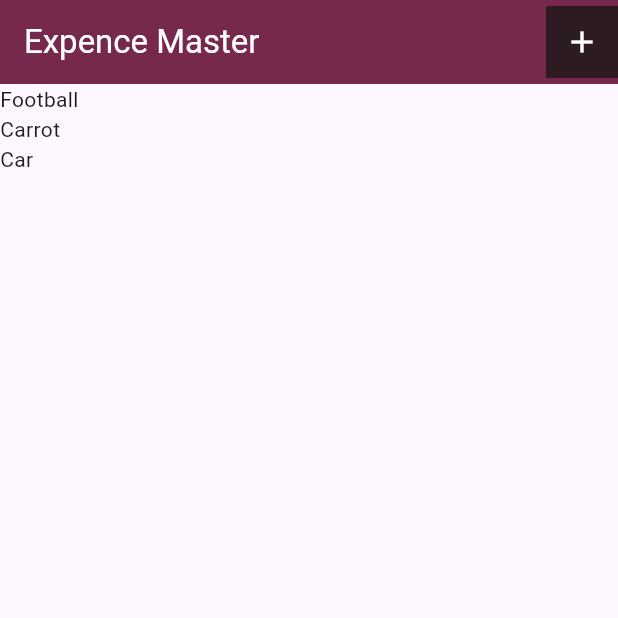
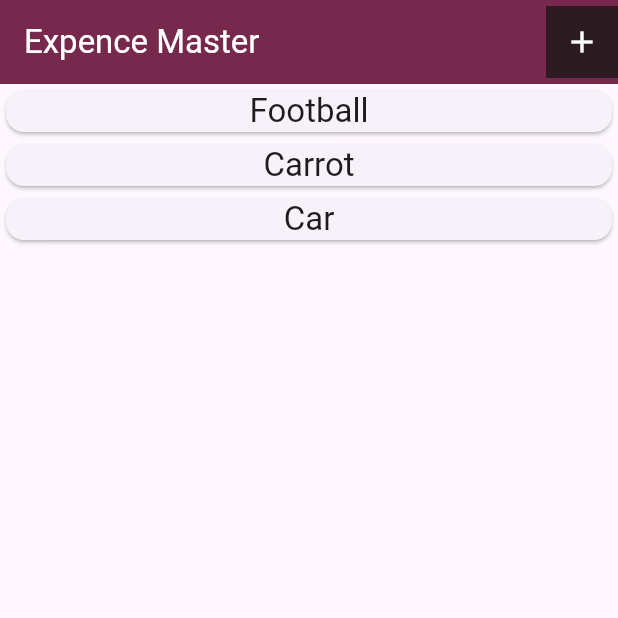
Before and after one commit to ahinsa-1111/flutter_expence_master_app, a Flutter app: the screen it shows after launch, on a phone screen of 412 x 824 dp, the top half of it. Run offline on Flutter 3.47's test engine with Material 3 defaults, Android fonts, the phone set to English and light mode, and no system bars.

Commit message:
commit_08

```diff
--- a/lib/widgets/expence_list.dart
+++ b/lib/widgets/expence_list.dart
@@ -30,7 +30,14 @@ class ExpenceList extends StatelessWidget {
       child: ListView.builder(
         itemCount: expence_list.length,
         itemBuilder: (context, index) {
-          return Text(expence_list[index].title);
+          return Card(
+            child: Column(
+              children: [
+                Text(expence_list[index].title,
+                    style: Theme.of(context).textTheme.titleLarge)
+              ],
+            ),
+          );
         },
       ),
     );
```
